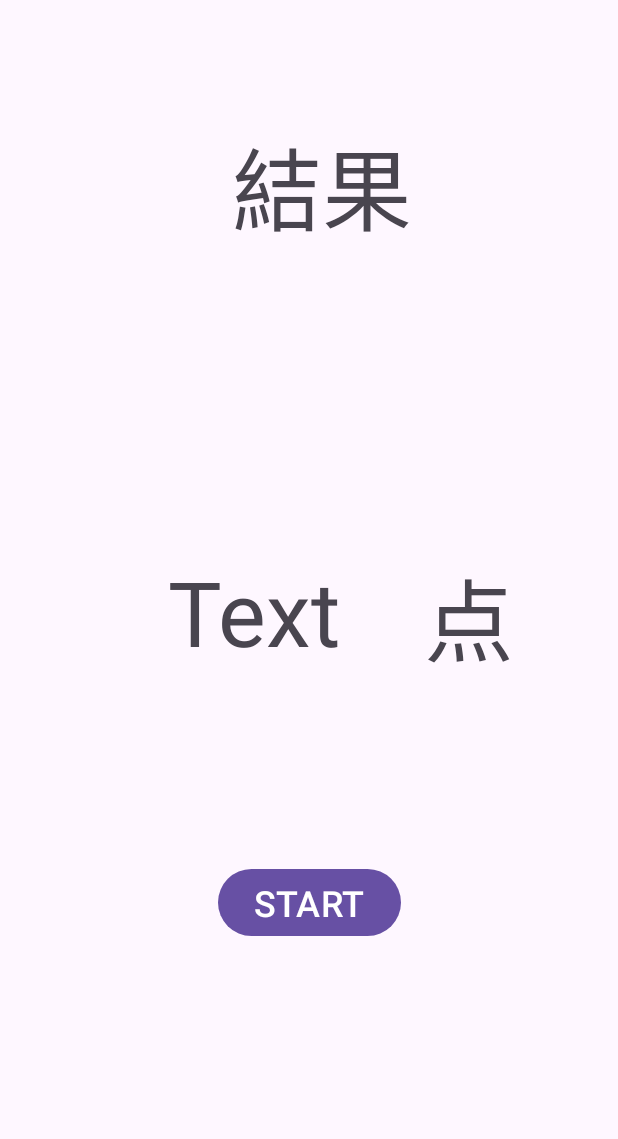
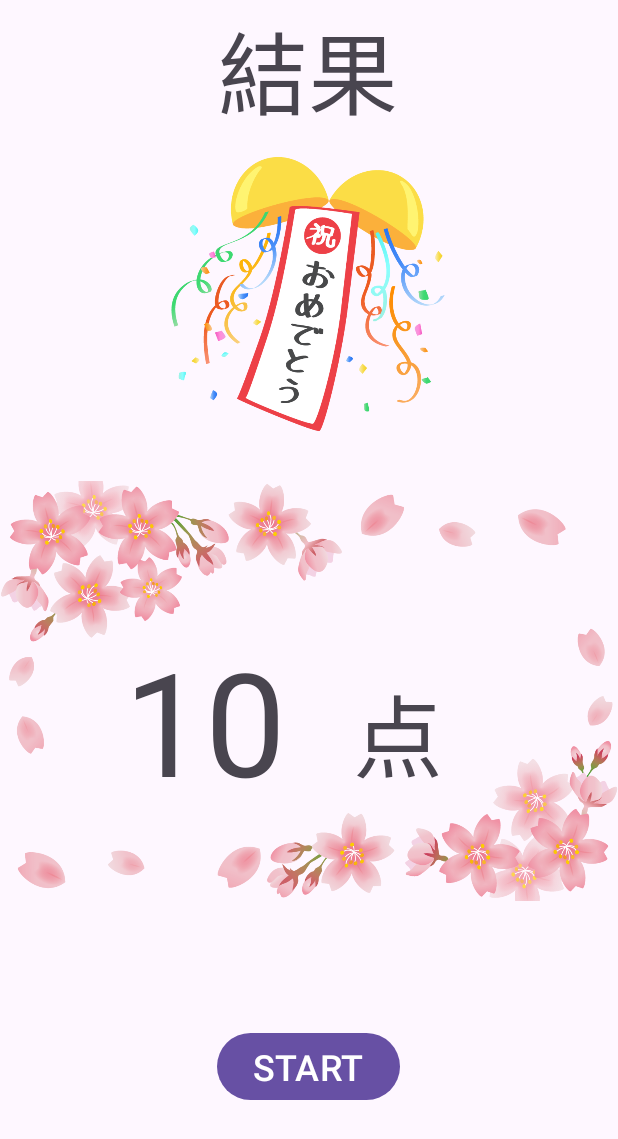
Before and after one commit to konan-pbl-2023/Kanji-quiz, an Android app: the layout activity_result.xml on its own in the app's theme, with its tools: preview values and no code run, on a phone screen of 412 x 824 dp. Shown: the top 1139 px of the screen. Run offline under Robolectric (Android 15) with nearby library versions, the phone set to English and light mode, and no system bars.

Commit message:
結果画面を作りなおした

```diff
--- a/app/src/main/res/layout/activity_result.xml
+++ b/app/src/main/res/layout/activity_result.xml
@@ -14,10 +14,10 @@
         android:textSize="60sp"
         app:layout_constraintBottom_toBottomOf="parent"
         app:layout_constraintEnd_toEndOf="parent"
-        app:layout_constraintHorizontal_bias="0.529"
+        app:layout_constraintHorizontal_bias="0.497"
         app:layout_constraintStart_toStartOf="parent"
         app:layout_constraintTop_toTopOf="parent"
-        app:layout_constraintVertical_bias="0.108" />
+        app:layout_constraintVertical_bias="0.003" />
 
     <TextView
         android:id="@+id/point"
@@ -27,22 +27,23 @@
         android:textSize="60sp"
         app:layout_constraintBottom_toBottomOf="parent"
         app:layout_constraintEnd_toEndOf="parent"
-        app:layout_constraintHorizontal_bias="0.803"
+        app:layout_constraintHorizontal_bias="0.668"
         app:layout_constraintStart_toStartOf="parent"
         app:layout_constraintTop_toTopOf="parent"
-        app:layout_constraintVertical_bias="0.499" />
+        app:layout_constraintVertical_bias="0.604" />
 
     <TextView
         android:id="@+id/score"
-        android:layout_width="139dp"
-        android:layout_height="89dp"
-        android:text="TextView"
-        android:textSize="60sp"
+        android:layout_width="126dp"
+        android:layout_height="119dp"
+        android:text="10"
+        android:textSize="96sp"
         app:layout_constraintBottom_toBottomOf="parent"
         app:layout_constraintEnd_toEndOf="parent"
-        app:layout_constraintHorizontal_bias="0.411"
+        app:layout_constraintHorizontal_bias="0.289"
         app:layout_constraintStart_toStartOf="parent"
-        app:layout_constraintTop_toTopOf="parent" />
+        app:layout_constraintTop_toTopOf="parent"
+        app:layout_constraintVertical_bias="0.59" />
 
     <Button
         android:id="@+id/startButton"
@@ -52,7 +53,31 @@
         android:textSize="24sp"
         app:layout_constraintBottom_toBottomOf="parent"
         app:layout_constraintEnd_toEndOf="parent"
+        app:layout_constraintHorizontal_bias="0.498"
         app:layout_constraintStart_toStartOf="parent"
         app:layout_constraintTop_toTopOf="parent"
-        app:layout_constraintVertical_bias="0.746" />
+        app:layout_constraintVertical_bias="0.888" />
+
+    <androidx.constraintlayout.utils.widget.ImageFilterView
+        android:id="@+id/sakura"
+        android:layout_width="415dp"
+        android:layout_height="305dp"
+        android:src="@drawable/_3__1_"
+        app:layout_constraintBottom_toBottomOf="parent"
+        app:layout_constraintStart_toStartOf="parent"
+        app:layout_constraintTop_toTopOf="@+id/result"
+        app:layout_constraintVertical_bias="0.592" />
+
+    <androidx.constraintlayout.utils.widget.ImageFilterView
+        android:id="@+id/imageFilterView3"
+        android:layout_width="256dp"
+        android:layout_height="209dp"
+        android:src="@drawable/kusudama_1170"
+        app:layout_constraintBottom_toBottomOf="parent"
+        app:layout_constraintEnd_toEndOf="parent"
+        app:layout_constraintHorizontal_bias="0.496"
+        app:layout_constraintStart_toStartOf="parent"
+        app:layout_constraintTop_toTopOf="parent"
+        app:layout_constraintVertical_bias="0.149" />
+
 </androidx.constraintlayout.widget.ConstraintLayout>
```
Also changed, not shown: app/src/main/res/drawable/_3__1_.png (added), app/src/main/res/drawable/kusudama_1170.png (added).
